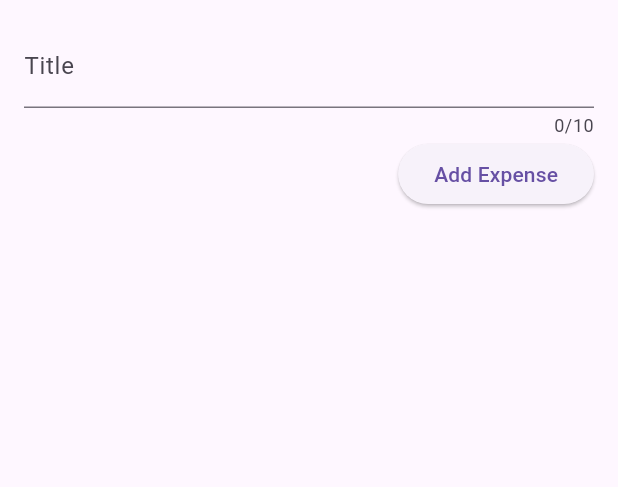
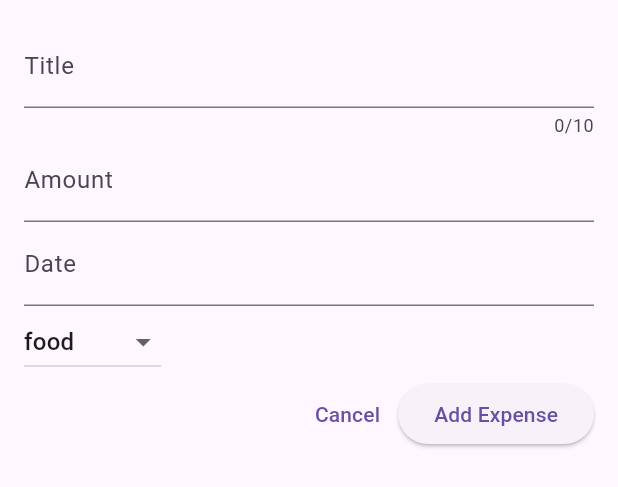
Before and after one commit to panduputrariadi/expense_tracker_app, a Flutter app: the ExpenseModal widget shown alone on an empty page, opened directly, on a phone screen of 412 x 824 dp. Shown: the top 487 px of the screen. Run offline on Flutter 3.47's test engine with Material 3 defaults, Android fonts, the phone set to English and light mode, and no system bars; our stand-ins replace date_format.

Commit message:
view and dubgging

```diff
--- a/lib/event/expense_modal.dart
+++ b/lib/event/expense_modal.dart
@@ -1,3 +1,4 @@
+import 'package:expense_tracker_app/model/expense_model.dart';
 import 'package:flutter/material.dart';
 
 class ExpenseModal extends StatefulWidget {
@@ -7,19 +8,38 @@ class ExpenseModal extends StatefulWidget {
 }
 
 class _ExpenseModalState extends State<ExpenseModal> {
-  var enteredTitle = '';
-  var enteredAmount = '';
-  void _saveTitle(String title) {
-    enteredTitle = title;
+  // var enteredTitle = '';
+  // void _saveTitle(String title) {
+  //   enteredTitle = title;
+  // }
+  final _titleController = TextEditingController();
+  final _amountController = TextEditingController();
+  final _dateController = TextEditingController();
+  final _categoryController = TextEditingController();
+  ExpenseCategory _selectedCategory = ExpenseCategory.food;
+
+  void _pickDate() async {
+    await showDatePicker(
+      context: context,
+      initialDate: DateTime.now(),
+      firstDate: DateTime(0),
+      lastDate: DateTime.now(),
+    ).then((pickedDate) {
+      if (pickedDate == null) {
+        return;
+      }
+      _dateController.text = pickedDate.toString();
+    });
   }
 
-  // void _saveAmount(String amount) {
-  //   enteredAmount = amount;
-  // }
-
-  // void _saveDate(String date) {
-  //   print(date);
-  // }
+  @override
+  void dispose() {
+    _titleController.dispose();
+    _amountController.dispose();
+    _dateController.dispose();
+    _categoryController.dispose();
+    super.dispose();
+  }
 
   @override
   Widget build(BuildContext context) {
@@ -28,31 +48,63 @@ class _ExpenseModalState extends State<ExpenseModal> {
       child: Column(
         children: [
           TextField(
-            onChanged: _saveTitle,
+            controller: _titleController,
             maxLength: 10,
             decoration: const InputDecoration(labelText: 'Title'),
           ),
-          // TextField(
-          //   decoration: InputDecoration(labelText: 'Amount'),
-          //   keyboardType: TextInputType.number,
-          // ),
-          // TextField(
-          //   decoration: InputDecoration(labelText: 'Date'),
-          //   keyboardType: TextInputType.datetime,
-          // ),
-          // TextField(
-          //   decoration: InputDecoration(labelText: 'Category'),
-          // )
-          // ElevatedButton(
-          //   // onPressed: () {},
-          //   child: Text('Add Expense'),
-          // ),
+          TextField(
+            controller: _amountController,
+            decoration: const InputDecoration(
+              labelText: 'Amount',
+              prefixText: '\$',
+            ),
+            keyboardType: TextInputType.number,
+          ),
+          TextField(
+            controller: _dateController,
+            decoration: const InputDecoration(labelText: 'Date'),
+            onTap: _pickDate,
+          ),
+          Row(
+            mainAxisAlignment: MainAxisAlignment.start,
+            children: [
+              DropdownButton(
+                value: _selectedCategory,
+                items: ExpenseCategory.values
+                    .map(
+                      (category) => DropdownMenuItem(
+                        value: category,
+                        child: Text(category.name),
+                      ),
+                    )
+                    .toList(),
+                onChanged: (value) {
+                  if (value == null) {
+                    return;
+                  }
+                  setState(() {
+                    _selectedCategory = value;
+                  });
+                  // _categoryController.text = value.name;
+                },
+              ),
+            ],
+          ),
           Row(
             mainAxisAlignment: MainAxisAlignment.end,
             children: [
+              TextButton(
+                onPressed: () {
+                  Navigator.of(context).pop();
+                },
+                child: const Text('Cancel'),
+              ),
               ElevatedButton(
                 onPressed: () {
-                  print(enteredTitle);
+                  print(_titleController.text);
+                  print(_amountController.text);
+                  print(_dateController.text);
+                  print(_categoryController.text);
                   Navigator.of(context).pop();
                 },
                 child: const Text('Add Expense'),
```
